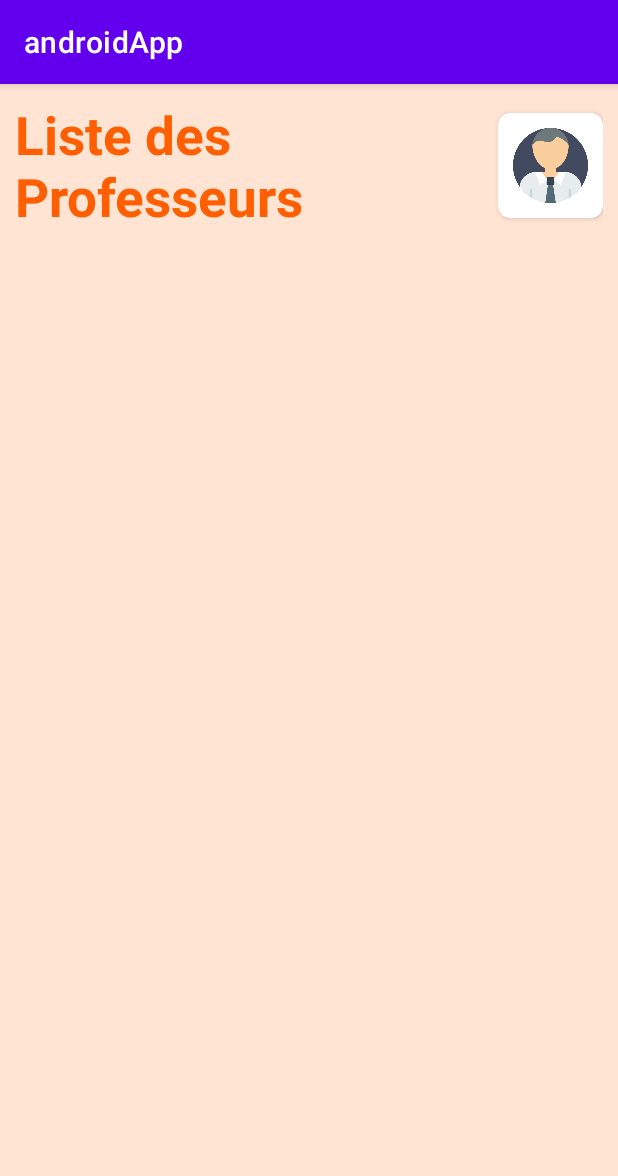
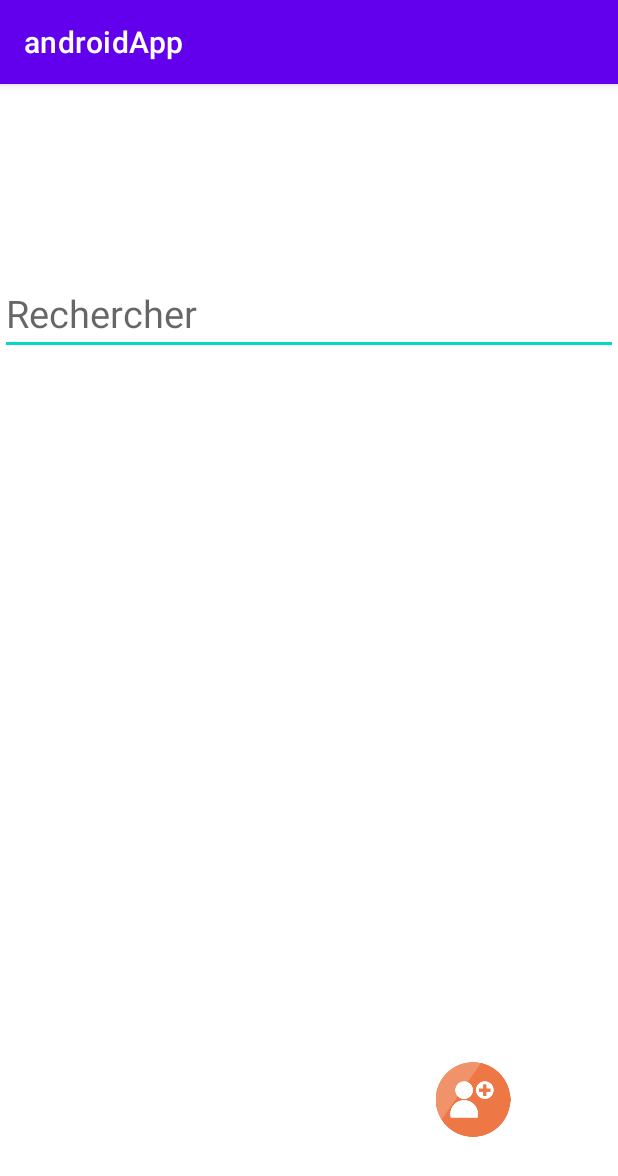
Before and after one commit to soumyaKaddouri/androidApp, an Android app: the Profs_list screen opened directly, with no data from a screen before it, on a phone screen of 412 x 824 dp. Shown: the top 1176 px of the screen. Run offline under Robolectric (Android 15) with nearby library versions, the phone set to English and light mode, and no system bars; our stand-ins replace Firebase (no records; nobody signed in at launch, a user with empty details on screens opened directly).

Commit message:
trying to fix profList

```diff
--- a/app/build.gradle
+++ b/app/build.gradle
@@ -39,6 +39,7 @@ dependencies {
     implementation 'com.google.firebase:firebase-auth:21.0.3'
     implementation 'androidx.navigation:navigation-fragment:2.3.5'
     implementation 'androidx.navigation:navigation-ui:2.3.5'
+    implementation 'com.google.firebase:firebase-firestore:24.1.1'
     testImplementation 'junit:junit:4.13.2'
     androidTestImplementation 'androidx.test.ext:junit:1.1.3'
     androidTestImplementation 'androidx.test.espresso:espresso-core:3.4.0'
--- a/app/src/main/java/com/example/androidapp/Profs_list.java
+++ b/app/src/main/java/com/example/androidapp/Profs_list.java
@@ -1,14 +1,92 @@
 package com.example.androidapp;
 
+import androidx.annotation.NonNull;
 import androidx.appcompat.app.AppCompatActivity;
 
+import android.app.ProgressDialog;
 import android.os.Bundle;
+import android.widget.ListView;
+
+import com.example.androidapp.adapters.ProfAdapter;
+import com.example.androidapp.model.Professeur;
+import com.google.android.gms.tasks.OnCompleteListener;
+import com.google.android.gms.tasks.Task;
+import com.google.firebase.firestore.FirebaseFirestore;
+import com.google.firebase.firestore.QueryDocumentSnapshot;
+import com.google.firebase.firestore.QuerySnapshot;
+
+import java.util.LinkedList;
 
 public class Profs_list extends AppCompatActivity {
+    ListView list_prof;
+    LinkedList<Professeur> profs;
+    FirebaseFirestore db;
+
+    public ProgressDialog mProgressDialog;
 
     @Override
     protected void onCreate(Bundle savedInstanceState) {
         super.onCreate(savedInstanceState);
         setContentView(R.layout.activity_profs_list);
+
+        list_prof=(ListView) findViewById(R.id.list_view);
+        db=FirebaseFirestore.getInstance();
+
+
+        profs = new LinkedList<Professeur>();
+        getAllProfesseurs();
     }
+    void getAllProfesseurs(){
+
+        showProgressDialog();
+        db.collection("professeur")
+                .get()
+                .addOnCompleteListener(new OnCompleteListener<QuerySnapshot>() {
+                    @Override
+                    public void onComplete(@NonNull Task<QuerySnapshot> task) {
+                        if (task.isSuccessful()) {
+                            for (QueryDocumentSnapshot document : task.getResult()) {
+                                System.out.println(document.getString("nom"));
+                                System.out.println(document.getString("prenom"));
+                                System.out.println(document.getString("tel"));
+                                System.out.println(document.getString("photo"));
+                                System.out.println(document.getString("departement"));
+                                Professeur p = new Professeur(
+                                        document.getString("nom"),
+                                        document.getString("prenom"),
+                                        document.getString("tel"),
+                                        document.getString("photo"),
+                                        document.getString("departement"));
+                                profs.add(p);
+                            }
+                            System.out.println(profs);
+                        } else {
+                            System.out.println("Erreur");
+                        }
+                        hideProgressDialog();
+
+                        ListView profView= findViewById(R.id.list_view);
+                        profView.setAdapter(new ProfAdapter(Profs_list.this,profs));
+
+
+                    }
+                });
+    }
+    public void showProgressDialog() {
+        if (mProgressDialog == null) {
+            mProgressDialog = new ProgressDialog(this);
+            mProgressDialog.setMessage("Loading");
+            mProgressDialog.setIndeterminate(true);
+        }
+
+        mProgressDialog.show();
+    }
+
+    public void hideProgressDialog() {
+        if (mProgressDialog != null && mProgressDialog.isShowing()) {
+            mProgressDialog.dismiss();
+        }
+    }
+
+
 }
--- /dev/null
+++ b/app/src/main/java/com/example/androidapp/adapters/ProfAdapter.java
@@ -0,0 +1,64 @@
+package com.example.androidapp.adapters;
+
+import android.content.Context;
+import android.view.LayoutInflater;
+import android.view.View;
+import android.view.ViewGroup;
+import android.widget.BaseAdapter;
+import android.widget.TextView;
+
+import com.example.androidapp.R;
+import com.example.androidapp.model.Professeur;
+
+import java.util.LinkedList;
+
+
+public class ProfAdapter extends BaseAdapter {
+
+    private Context context;
+    private LinkedList<Professeur> professeurs;
+    private LayoutInflater inflater;
+
+    public ProfAdapter(Context context, LinkedList<Professeur> professeurs) {
+        this.context = context;
+        this.professeurs = professeurs;
+        this.inflater = LayoutInflater.from(context);
+    }
+
+
+    @Override
+    public int getCount() {
+        return professeurs.size();
+    }
+
+    @Override
+    public Professeur getItem(int position) {
+        return professeurs.get(position);
+    }
+
+    @Override
+    public long getItemId(int i) {
+        return 0;
+    }
+
+    @Override
+    public View getView(int i, View view, ViewGroup viewGroup) {
+        view = inflater.inflate(R.layout.adapter_item,null);
+
+        Professeur currentProf = getItem(i);
+        String itemName= currentProf.getNom();
+        String itemPrenom= currentProf.getPrenom();
+        String itemDepatement=currentProf.getDepartement();
+        String itemPhoto=currentProf.getPhoto();
+        String itemTel=currentProf.getTel();
+
+        TextView itemNameView = view.findViewById(R.id.name_prof);
+        itemNameView.setText(itemName);
+
+        TextView itemDepatementView = view.findViewById(R.id.departement_prof);
+        itemDepatementView.setText(itemDepatement);
+
+
+        return view;
+    }
+}
--- a/app/src/main/res/layout/activity_profs_list.xml
+++ b/app/src/main/res/layout/activity_profs_list.xml
@@ -4,46 +4,32 @@
     xmlns:tools="http://schemas.android.com/tools"
     android:layout_width="match_parent"
     android:layout_height="match_parent"
-    android:background="#2CFF5F00"
     android:orientation="vertical"
-    android:padding="10dp"
+    android:gravity="center"
     tools:context=".Profs_list">
-    <RelativeLayout
+
+
+    <EditText
+        android:id="@+id/search"
         android:layout_width="match_parent"
-        android:layout_height="wrap_content">
+        android:layout_height="wrap_content"
+        android:hint="Rechercher"
+        android:textSize="25dp" />
 
-        <TextView
-            android:layout_width="250dp"
-            android:layout_height="wrap_content"
-            android:text="Liste des Professeurs"
-            android:textColor="#FF5F00"
-            android:textSize="35sp"
-            android:textStyle="bold" />
-        <androidx.cardview.widget.CardView
-            android:id="@+id/learnCard"
-            android:layout_width="wrap_content"
-            android:layout_height="wrap_content"
-            android:elevation="12dp"
-            android:focusable="true"
-            android:layout_alignParentEnd="true"
-            android:layout_centerInParent="true"
-            app:cardCornerRadius="8dp">
-            <ImageView
-                android:layout_width="70dp"
-                android:layout_height="70dp"
-                android:layout_gravity="center"
-                android:padding="10dp"
-                android:layout_alignParentEnd="true"
-                android:layout_centerInParent="true"
-                android:src="@drawable/professeur"/>
-        </androidx.cardview.widget.CardView>
-    </RelativeLayout>
-    <androidx.recyclerview.widget.RecyclerView
-        android:id="@+id/recyclerView"
+    <ListView
+        android:id="@+id/list_view"
         android:layout_width="match_parent"
-        android:layout_height="match_parent"
-        android:clipToPadding="false"
-        android:layout_marginTop="10dp"
-        android:padding="4dp"
-        android:scrollbars="vertical"/>
+        android:layout_height="461dp" />
+
+    <ImageView
+        android:layout_width="73dp"
+        android:layout_height="70dp"
+        android:layout_alignBottom="@+id/button_profs"
+        android:layout_alignParentEnd="true"
+        android:layout_gravity="bottom|end"
+        android:layout_marginEnd="60dp"
+        android:layout_marginBottom="-100dp"
+        android:padding="10dp"
+        android:src="@drawable/add" />
+
 </LinearLayout>
```
Also changed, not shown: app/src/main/java/com/example/androidapp/model/Professeur.java (+42 -10 lines), app/src/main/res/layout/adapter_item.xml (added, +36 -0 lines), app/src/main/res/drawable-v24/add.jpg (added), app/src/main/res/drawable-v24/plus.png (added).
